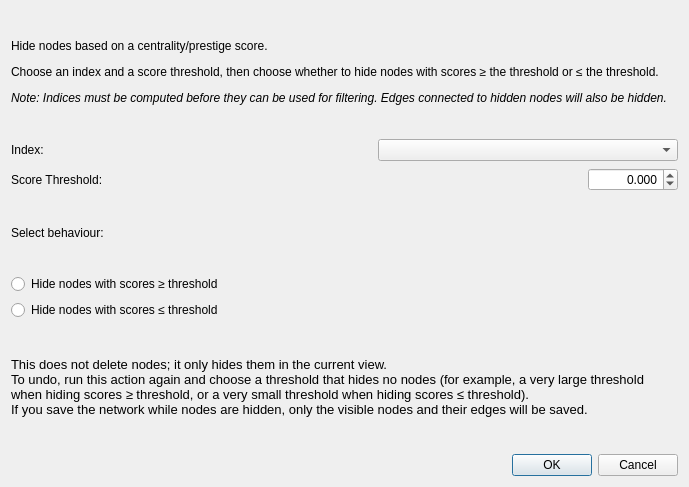
Qt form src/forms/dialogfilternodesbycentrality.ui (socnetv/app) before a commit.
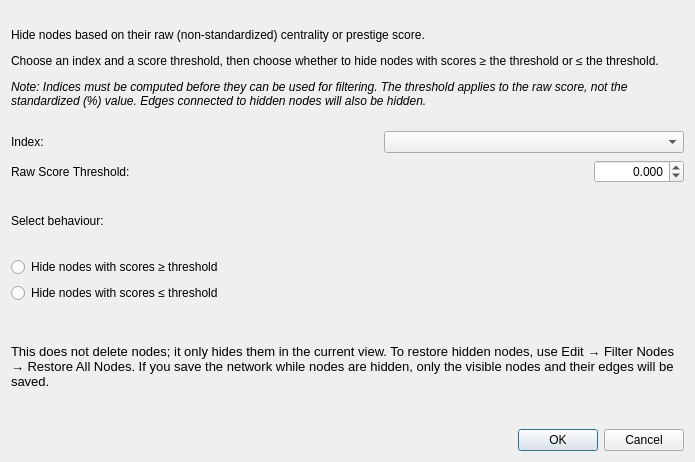
The same form after that commit.

Commit message: WS9 | filters: integrate centrality filter into snapshot/restore system (closes #216)

Diff of the .ui file:
```diff
--- a/src/forms/dialogfilternodesbycentrality.ui
+++ b/src/forms/dialogfilternodesbycentrality.ui
@@ -6,8 +6,8 @@
    <rect>
     <x>0</x>
     <y>0</y>
-    <width>689</width>
-    <height>487</height>
+    <width>695</width>
+    <height>462</height>
    </rect>
   </property>
   <property name="minimumSize">
@@ -37,7 +37,7 @@
      <item>
       <widget class="QLabel" name="label">
        <property name="text">
-        <string>Score Threshold:</string>
+        <string>Raw Score Threshold:</string>
        </property>
       </widget>
      </item>
@@ -140,9 +140,7 @@
       </font>
      </property>
      <property name="text">
-      <string>This does not delete nodes; it only hides them in the current view.
-To undo, run this action again and choose a threshold that hides no nodes (for example, a very large threshold when hiding scores ≥ threshold, or a very small threshold when hiding scores ≤ threshold).
-If you save the network while nodes are hidden, only the visible nodes and their edges will be saved.</string>
+      <string>This does not delete nodes; it only hides them in the current view. To restore hidden nodes, use Edit → Filter Nodes → Restore All Nodes. If you save the network while nodes are hidden, only the visible nodes and their edges will be saved.</string>
      </property>
      <property name="wordWrap">
       <bool>true</bool>
@@ -177,7 +175,7 @@
    <item row="0" column="0">
     <widget class="QLabel" name="label_2">
      <property name="text">
-      <string>&lt;html&gt;&lt;head/&gt;&lt;body&gt;&lt;p&gt;Hide nodes based on a centrality/prestige score. &lt;/p&gt;&lt;p&gt;Choose an index and a score threshold, then choose whether to hide nodes with scores ≥ the threshold or ≤ the threshold. &lt;/p&gt;&lt;p&gt;&lt;span style=&quot; font-style:italic;&quot;&gt;Note: Indices must be computed before they can be used for filtering. Edges connected to hidden nodes will also be hidden. &lt;/span&gt;&lt;/p&gt;&lt;/body&gt;&lt;/html&gt;</string>
+      <string>&lt;html&gt;&lt;head/&gt;&lt;body&gt;&lt;p&gt;Hide nodes based on their raw (non-standardized) centrality or prestige score.&lt;/p&gt;&lt;p&gt;Choose an index and a score threshold, then choose whether to hide nodes with scores ≥ the threshold or ≤ the threshold.&lt;/p&gt;&lt;p&gt;&lt;span style=&quot; font-style:italic;&quot;&gt;Note: Indices must be computed before they can be used for filtering. The threshold applies to the raw score, not the standardized (%) value. Edges connected to hidden nodes will also be hidden.&lt;/span&gt;&lt;/p&gt;&lt;/body&gt;&lt;/html&gt;</string>
      </property>
      <property name="textFormat">
       <enum>Qt::TextFormat::RichText</enum>
```
The commit also changes 2 other files.
